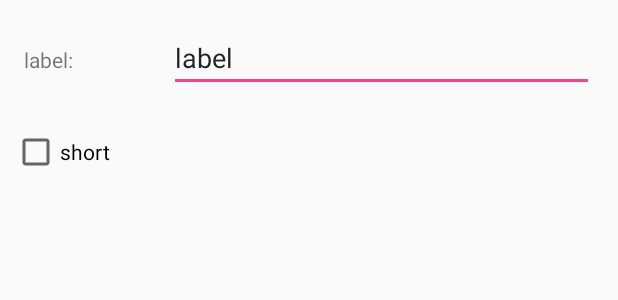
After one commit to OSLL/adfmp18-structured-notes, an Android app: the layout constructor_text_conf.xml on its own in the app's theme, with its tools: preview values and no code run, on a phone screen of 412 x 824 dp. The commit adds this screen. Shown: the top 300 px of the screen. Run offline under Robolectric (Android 15) with nearby library versions, the phone set to English and light mode, and no system bars.

Commit message:
move constructor blocks to recycler view

```diff
--- /dev/null
+++ b/app/src/main/res/layout/constructor_text_conf.xml
@@ -0,0 +1,50 @@
+<?xml version="1.0" encoding="utf-8"?>
+<android.support.constraint.ConstraintLayout xmlns:android="http://schemas.android.com/apk/res/android"
+                                             xmlns:app="http://schemas.android.com/apk/res-auto"
+                                             xmlns:tools="http://schemas.android.com/tools"
+                                             android:layout_width="match_parent"
+                                             android:layout_height="match_parent">
+
+    <LinearLayout
+            android:orientation="vertical"
+            android:layout_width="match_parent"
+            android:layout_height="match_parent">
+        <LinearLayout
+                android:orientation="horizontal"
+                android:layout_width="match_parent"
+                android:layout_height="wrap_content" android:paddingLeft="8dp"
+                android:paddingRight="8dp" android:paddingBottom="8dp" android:paddingTop="8dp">
+            <TextView
+                    android:text="label:"
+                    android:layout_width="wrap_content"
+                    android:layout_height="wrap_content"
+                    android:id="@+id/label" app:layout_constraintStart_toStartOf="parent"
+                    android:layout_marginStart="8dp"
+                    app:layout_constraintBottom_toBottomOf="parent" android:layout_marginBottom="8dp"
+                    app:layout_constraintTop_toTopOf="parent" android:layout_marginTop="8dp" android:layout_weight="1"/>
+            <EditText
+                    android:layout_width="0dp"
+                    android:layout_height="wrap_content"
+                    android:inputType="textPersonName"
+                    android:text="label"
+                    android:ems="10"
+                    android:id="@+id/labelEditText" android:layout_marginEnd="8dp"
+                    app:layout_constraintEnd_toEndOf="parent" app:layout_constraintBottom_toBottomOf="parent"
+                    android:layout_marginBottom="8dp"
+                    app:layout_constraintTop_toTopOf="parent" android:layout_marginTop="8dp"
+                    app:layout_constraintStart_toEndOf="@+id/label" android:layout_marginStart="8dp"
+                    android:layout_weight="5"/>
+        </LinearLayout>
+        <CheckBox
+                android:text="short"
+                android:layout_width="match_parent"
+                android:layout_height="wrap_content"
+                android:id="@+id/shortCheckBox"
+                app:layout_constraintStart_toStartOf="parent"
+                android:layout_marginStart="8dp"
+                app:layout_constraintBottom_toBottomOf="parent"
+                android:layout_marginBottom="8dp" android:layout_marginTop="8dp"
+                app:layout_constraintTop_toBottomOf="@+id/labelEditText" app:layout_constraintEnd_toEndOf="parent"
+                android:layout_marginEnd="8dp"/>
+    </LinearLayout>
+</android.support.constraint.ConstraintLayout>
```
Also changed, not shown: app/src/main/kotlin/ru/spbau/mit/structurednotes/data/CardType.kt (+93 -13 lines), app/src/main/kotlin/ru/spbau/mit/structurednotes/ui/constructor/ConstructorActivity.kt (+75 -79 lines), app/src/main/kotlin/ru/spbau/mit/structurednotes/ui/list/DynamicNoteComponent.kt (+5 -7 lines), app/src/main/kotlin/ru/spbau/mit/structurednotes/ui/note/NoteActivity.kt (+4 -3 lines), app/src/main/res/layout/activity_constructor.xml (+6 -10 lines), app/src/main/res/layout/constructor_block.xml (added, +7 -0 lines), app/src/main/res/drawable/img_map.png (added).
